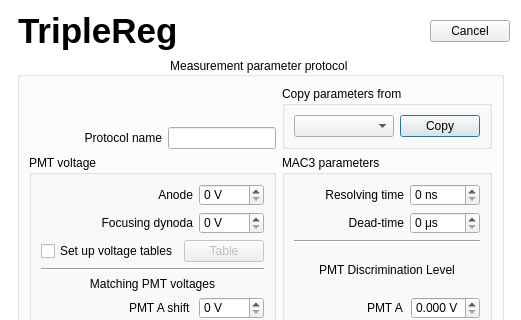
First picture: the form in TripleReg/dialogprotocol.ui, repository ziemastz/SL, before the edit; both pictures show x 0 to 521 and y 0 to 320 of the 521 by 555 pixel window.
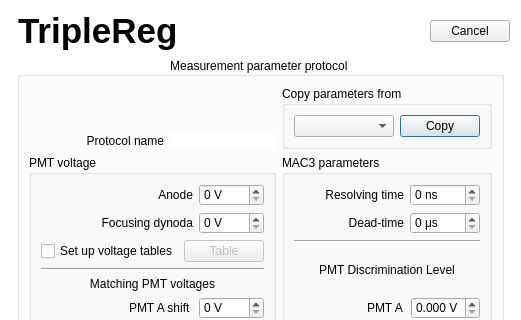
Second picture: the form after the edit. Icons and pictures are not drawn.

Patch:
```diff
--- a/TripleReg/dialogprotocol.ui
+++ b/TripleReg/dialogprotocol.ui
@@ -144,6 +144,12 @@
             <verstretch>0</verstretch>
            </sizepolicy>
           </property>
+          <property name="frame">
+           <bool>false</bool>
+          </property>
+          <property name="readOnly">
+           <bool>true</bool>
+          </property>
          </widget>
         </item>
        </layout>
```
